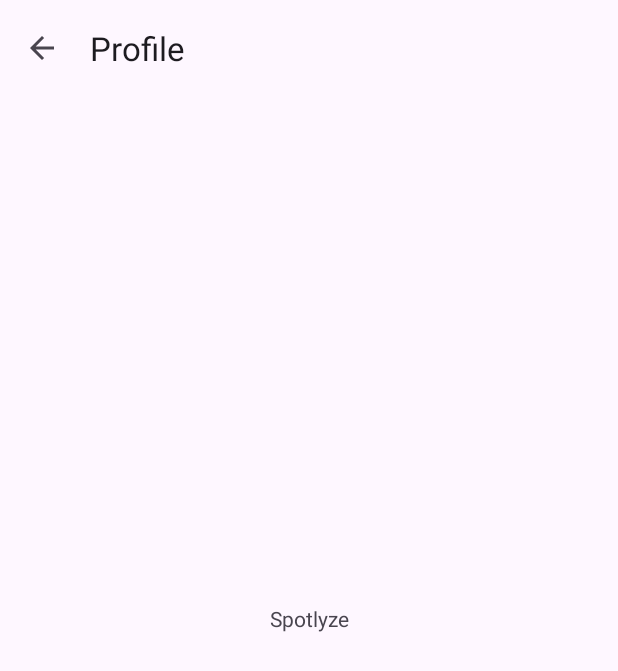
After one commit to Spotlyze/Mobile-Development_Spotlyze, an Android app: the UserSettingsActivity screen opened directly, with no data from a screen before it, on a phone screen of 412 x 824 dp. The commit adds this screen. Shown: the top 671 px of the screen. Run offline under Robolectric (Android 15) with nearby library versions, the phone set to English and light mode, and no system bars.

Commit message:
add user settings

```diff
--- a/app/src/main/AndroidManifest.xml
+++ b/app/src/main/AndroidManifest.xml
@@ -13,6 +13,9 @@
         android:theme="@style/Theme.Spotlyze"
         tools:targetApi="31">
         <activity
+            android:name="com.bangkit.spotlyze.ui.user_settings.UserSettingsActivity"
+            android:exported="false" />
+        <activity
             android:name="com.bangkit.spotlyze.ui.MainActivity"
             android:exported="true">
             <intent-filter>
--- /dev/null
+++ b/app/src/main/java/com/bangkit/spotlyze/ui/user_settings/UserSettingsActivity.kt
@@ -0,0 +1,36 @@
+package com.bangkit.spotlyze.ui.user_settings
+
+import android.os.Bundle
+import android.view.MenuItem
+import androidx.appcompat.app.AppCompatActivity
+import com.prayatna.spotlyze.databinding.ActivityUserSetitngsBinding
+
+class UserSettingsActivity : AppCompatActivity() {
+
+    private var _binding: ActivityUserSetitngsBinding? = null
+    private val binding get() = _binding!!
+
+    override fun onCreate(savedInstanceState: Bundle?) {
+        super.onCreate(savedInstanceState)
+        _binding = ActivityUserSetitngsBinding.inflate(layoutInflater)
+        setContentView(binding.root)
+
+        supportActionBar?.setDisplayHomeAsUpEnabled(true)
+
+        setSupportActionBar(binding.profileToolBar)
+        supportActionBar?.apply {
+            setDisplayHomeAsUpEnabled(true)
+            setDisplayShowHomeEnabled(true)
+        }
+
+    }
+
+    override fun onContextItemSelected(item: MenuItem): Boolean {
+        return when (item.itemId) {
+            android.R.id.home -> {
+                finish()
+                true
+            } else -> super.onOptionsItemSelected(item)
+        }
+    }
+}
--- /dev/null
+++ b/app/src/main/res/layout/activity_user_setitngs.xml
@@ -0,0 +1,30 @@
+<?xml version="1.0" encoding="utf-8"?>
+<androidx.constraintlayout.widget.ConstraintLayout xmlns:android="http://schemas.android.com/apk/res/android"
+    xmlns:app="http://schemas.android.com/apk/res-auto"
+    xmlns:tools="http://schemas.android.com/tools"
+    android:id="@+id/main"
+    android:layout_width="match_parent"
+    android:layout_height="match_parent"
+    tools:context="com.bangkit.spotlyze.ui.user_settings.UserSettingsActivity">
+
+    <androidx.appcompat.widget.Toolbar
+        android:id="@+id/profileToolBar"
+        android:layout_width="0dp"
+        android:layout_height="wrap_content"
+        app:layout_constraintEnd_toEndOf="parent"
+        app:layout_constraintStart_toStartOf="parent"
+        app:layout_constraintTop_toTopOf="parent"
+        app:title="@string/profile"
+        />
+
+    <TextView
+        android:layout_width="wrap_content"
+        android:layout_height="wrap_content"
+        app:layout_constraintTop_toTopOf="parent"
+        app:layout_constraintEnd_toEndOf="parent"
+        app:layout_constraintStart_toStartOf="parent"
+        app:layout_constraintBottom_toBottomOf="parent"
+        android:text="@string/app_name"
+        />
+
+</androidx.constraintlayout.widget.ConstraintLayout>
--- a/app/src/main/res/values/strings.xml
+++ b/app/src/main/res/values/strings.xml
@@ -6,4 +6,5 @@
     <string name="camera">Camera</string>
     <string name="favourite">Favourite</string>
     <string name="settings">Settings</string>
+    <string name="profile">Profile</string>
 </resources>
```
Also changed, not shown: app/src/main/java/com/bangkit/spotlyze/ui/home/HomeFragment.kt (+23 -3 lines).
